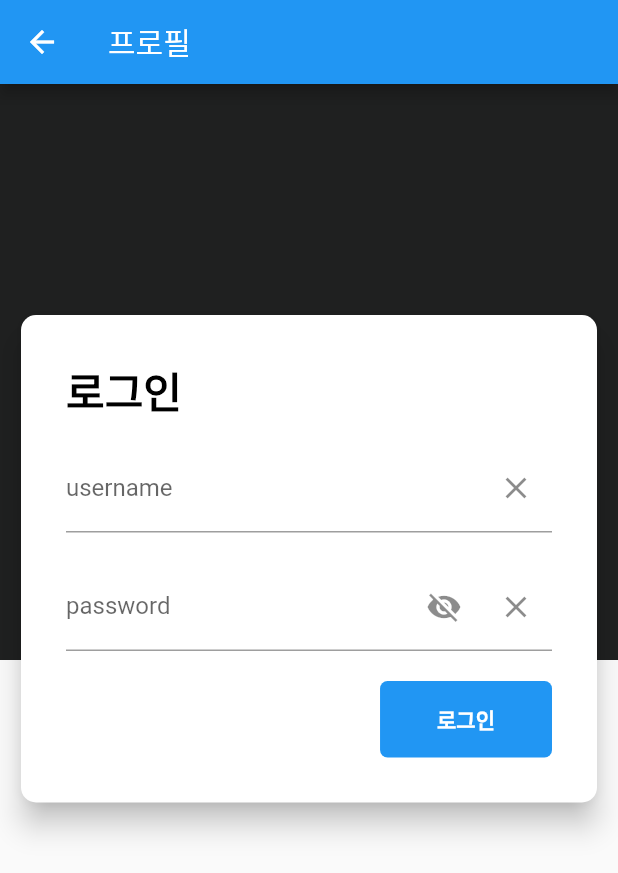
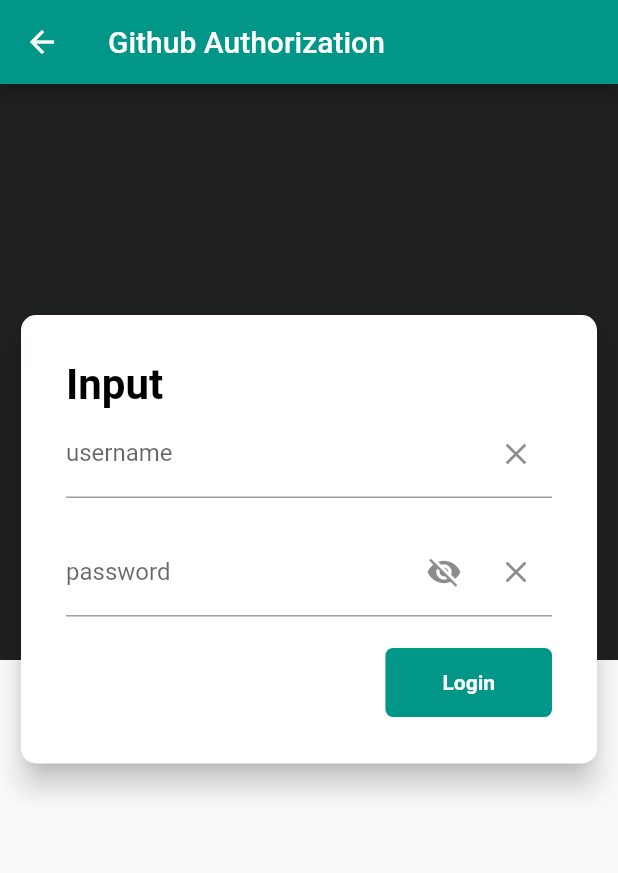
Before and after one commit to NeoMindStd/GithubUserList, a Flutter app: the HomePage screen opened directly, after a tap on the "person" icon, on a phone screen of 412 x 824 dp. Shown: the top 873 px of the screen. Run offline on Flutter 3.47's test engine with Material 2 defaults, Android fonts, the phone set to English and light mode, and no system bars; our stand-ins replace logger, rxdart; missing offline and left inert: easy_web_view, http_auth, mutex; accounts and stored records are empty; network calls fail.

Commit message:
Change UI
Change UI
 - Change korean to english
 - Change primarySwatch blue to teal
 - Change title of some pages
 - Implement Yes/No Dialog

```diff
--- a/lib/bloc/detail_bloc.dart
+++ b/lib/bloc/detail_bloc.dart
@@ -91,7 +91,8 @@ class DetailBloc {
         followingResponses.statusCode == HttpStatus.forbidden ||
         starResponses.statusCode == HttpStatus.forbidden ||
         repoResponses.statusCode == HttpStatus.forbidden) {
-      AppDialog(context).showConfirmDialog("API 사용량 초과로 인해 일부 정보를 불러오지 못했습니다");
+      AppDialog(context).showConfirmDialog(
+          "Failed to load some information because API rate limit.");
     } else if (followerResponses.statusCode != HttpStatus.ok ||
         followingResponses.statusCode != HttpStatus.ok ||
         starResponses.statusCode != HttpStatus.ok ||
@@ -101,8 +102,8 @@ class DetailBloc {
           'starResponses: ${starResponses.body}\n'
           'repoResponses: ${repoResponses.body}\n';
       Logger().i(logString);
-      AppDialog(context)
-          .showConfirmDialog("네트워크 통신 에러 발생으로 인해 일부 정보를 불러오지 못했습니다");
+      AppDialog(context).showConfirmDialog(
+          "Failed to load some information because a network communication error occurred.");
     }
   }
 
--- a/lib/bloc/home_bloc.dart
+++ b/lib/bloc/home_bloc.dart
@@ -54,13 +54,13 @@ class HomeBloc {
 
     if (userResponses.statusCode == HttpStatus.forbidden) {
       AppDialog(context).showConfirmDialog(
-          "API 사용량 초과: ${userResponses.statusCode}\n\n${HttpDecoder.utf8Response(userResponses)['message']}");
+          "API rate limit exceeded: ${userResponses.statusCode}\n\n${HttpDecoder.utf8Response(userResponses)['message']}");
       return;
     } else if (userResponses.statusCode != HttpStatus.ok) {
       String logString = 'userResponses: ${userResponses.body}';
       Logger().i(logString);
-      AppDialog(context)
-          .showConfirmDialog("네트워크 통신 에러 발생: ${userResponses.statusCode}");
+      AppDialog(context).showConfirmDialog(
+          "Network communication error occurred: ${userResponses.statusCode}");
       return;
     }
     List<User> newUsers = [];
--- a/lib/main.dart
+++ b/lib/main.dart
@@ -14,13 +14,13 @@ class MyApp extends StatelessWidget {
     return MaterialApp(
       title: 'Github User List',
       theme: ThemeData(
-        primarySwatch: Colors.blue,
+        primarySwatch: Colors.teal,
         visualDensity: VisualDensity.adaptivePlatformDensity,
       ),
       home: SafeArea(
         child: Provider(
           create: (BuildContext context) => HomeBloc(context),
-          child: HomePage(title: '무한 스크롤 화면'),
+          child: HomePage(title: 'Github User List'),
         ),
       ),
     );
--- a/lib/screen/auth/login_card.dart
+++ b/lib/screen/auth/login_card.dart
@@ -16,7 +16,6 @@ class LoginCard extends StatelessWidget {
     final TextFormField accountField = TextFormField(
       decoration: InputDecoration(
         labelText: "username",
-        hasFloatingPlaceholder: true,
         suffixIcon: IconButton(
           icon: Icon(Icons.clear),
           onPressed: usernameController.clear,
@@ -30,7 +29,6 @@ class LoginCard extends StatelessWidget {
       builder: (context, snapshot) => TextFormField(
         decoration: InputDecoration(
           labelText: "password",
-          hasFloatingPlaceholder: true,
           suffixIcon: Row(
             mainAxisAlignment: MainAxisAlignment.spaceBetween, // added line
             mainAxisSize: MainAxisSize.min, // added line
@@ -62,16 +60,13 @@ class LoginCard extends StatelessWidget {
               Align(
                 alignment: Alignment.topLeft,
                 child: Text(
-                  "로그인",
+                  "Input",
                   style: TextStyle(
                     color: Colors.black,
                     fontSize: 28,
                     fontWeight: FontWeight.w600,
                   ),
                 ),
-              ),
-              SizedBox(
-                height: 15,
               ),
               accountField,
               SizedBox(
@@ -89,10 +84,10 @@ class LoginCard extends StatelessWidget {
                   ),
                   FlatButton(
                     child: Text(
-                      "로그인",
+                      "Login",
                       style: TextStyle(fontWeight: FontWeight.bold),
                     ),
-                    color: Colors.blue,
+                    color: Theme.of(context).accentColor,
                     textColor: Colors.white,
                     padding: EdgeInsets.only(
                         left: 38, right: 38, top: 15, bottom: 15),
--- a/lib/screen/detail/repo_list.dart
+++ b/lib/screen/detail/repo_list.dart
@@ -47,7 +47,7 @@ class RepoList extends StatelessWidget {
                                 child: Text(
                                   repo.name,
                                   style: TextStyle(
-                                    color: Colors.blueAccent,
+                                    color: Colors.teal,
                                     fontWeight: FontWeight.bold,
                                     fontSize: 18,
                                   ),
--- a/lib/screen/home_page.dart
+++ b/lib/screen/home_page.dart
@@ -36,13 +36,13 @@ class HomePage extends StatelessWidget {
                         create: (BuildContext context) =>
                             DetailBloc(context, DataManager().loginUser),
                         child: DetailPage(
-                          title: '내 프로필',
+                          title: 'My Profile',
                           isMyProfile: true,
                         ),
                       )
                     : Provider(
                         create: (BuildContext context) => AuthBloc(context),
-                        child: AuthPage(title: '프로필'),
+                        child: AuthPage(title: 'Github Authorization'),
                       ),
               ),
             ),
--- a/lib/screen/web_view_page.dart
+++ b/lib/screen/web_view_page.dart
@@ -22,6 +22,7 @@ class WebViewPage extends StatelessWidget {
           src: url,
           isHtml: false, // Use Html syntax
           isMarkdown: false, // Use markdown syntax
+          onLoaded: () {},
           // width: 100,
           // height: 100,
         ),
```
Also changed, not shown: lib/screen/detail_page.dart (+10 -4 lines), lib/util/dialog.dart (+39 -2 lines).
